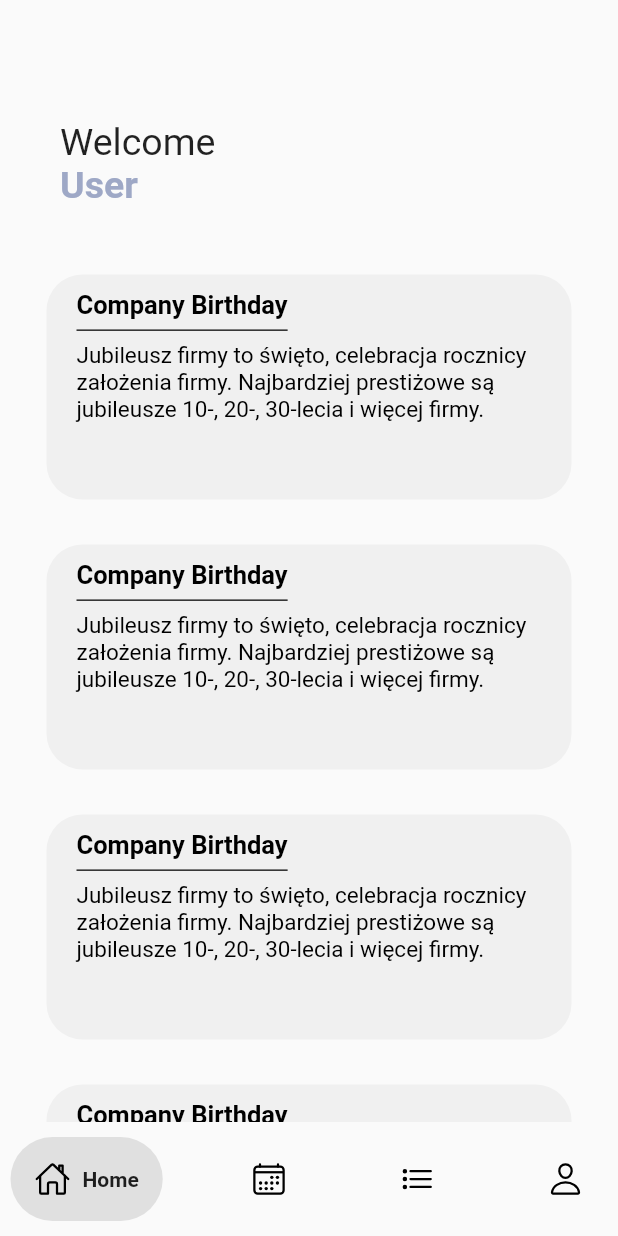
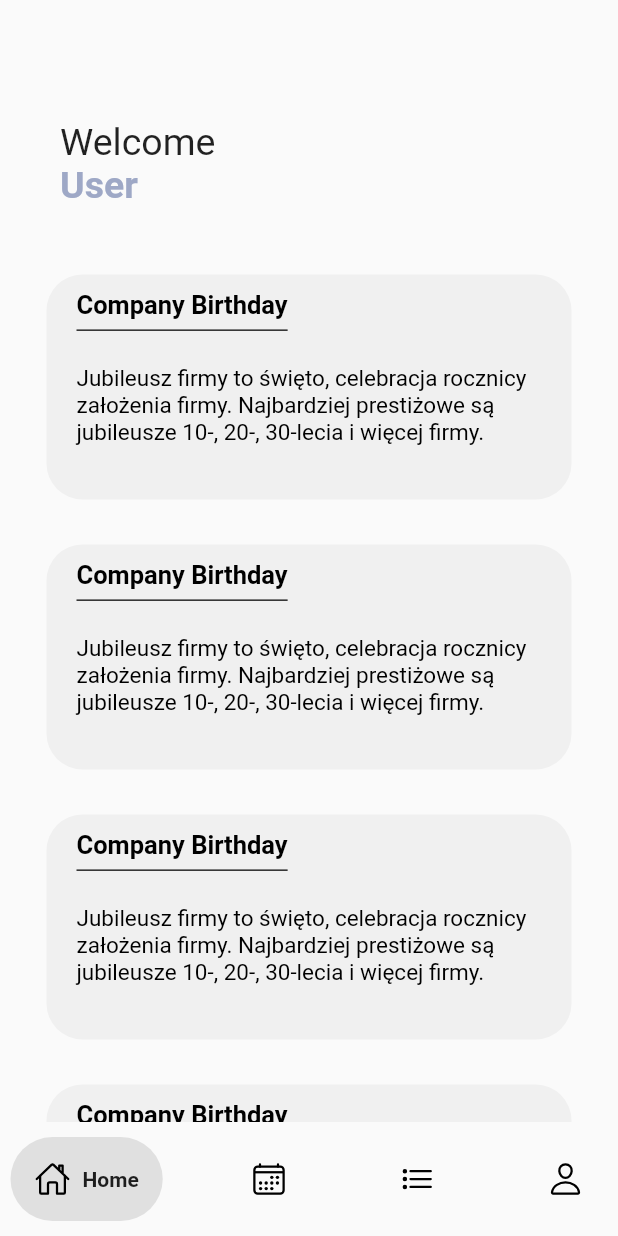
Before and after one commit to KaliopPraktyki/_projekt_praktyki_, a Flutter app: the HomePage screen opened directly, on a phone screen of 412 x 824 dp. Run offline on Flutter 3.47's test engine with Material 2 defaults, Android fonts, the phone set to English and light mode, and no system bars; drawn by our look-alikes of google_nav_bar; our stand-ins replace firebase_auth, firebase_core, ionicons; accounts and stored records are empty; project files that could hold a hidden picture were left out.

Commit message:
Padding changes

```diff
--- a/lib/screens/home_page.dart
+++ b/lib/screens/home_page.dart
@@ -79,7 +79,7 @@ class _HomePageState extends State<HomePage> {
                               color: Colors.transparent,
                               fontWeight: FontWeight.bold),
                         ),
-                        Padding(padding: EdgeInsets.only(top: 5),
+                        Padding(padding: EdgeInsets.only(top: 20),
                         child: Text(
                           'Jubileusz firmy to święto, celebracja rocznicy założenia firmy. Najbardziej prestiżowe są jubileusze 10-, 20-, 30-lecia i więcej firmy.',
                           style: TextStyle(
@@ -125,7 +125,7 @@ class _HomePageState extends State<HomePage> {
                             ),
                           ),
                           Padding(
-                            padding: const EdgeInsets.only(top: 5),
+                            padding: const EdgeInsets.only(top: 20),
                             child: Text(
                               'Jubileusz firmy to święto, celebracja rocznicy założenia firmy. Najbardziej prestiżowe są jubileusze 10-, 20-, 30-lecia i więcej firmy.',
                               style: TextStyle(
@@ -169,7 +169,7 @@ class _HomePageState extends State<HomePage> {
                                 fontWeight: FontWeight.bold),
                           ),
                           Padding(
-                            padding: EdgeInsets.only(top: 5),
+                            padding: EdgeInsets.only(top: 20),
                             child: Text(
                               'Jubileusz firmy to święto, celebracja rocznicy założenia firmy. Najbardziej prestiżowe są jubileusze 10-, 20-, 30-lecia i więcej firmy.',
                               style: TextStyle(
@@ -213,7 +213,7 @@ class _HomePageState extends State<HomePage> {
                                 fontWeight: FontWeight.bold),
                           ),
                           Padding(
-                            padding: const EdgeInsets.only(top: 5),
+                            padding: const EdgeInsets.only(top: 20),
                             child: Text(
                               'Jubileusz firmy to święto, celebracja rocznicy założenia firmy. Najbardziej prestiżowe są jubileusze 10-, 20-, 30-lecia i więcej firmy.',
                               style: TextStyle(
```
